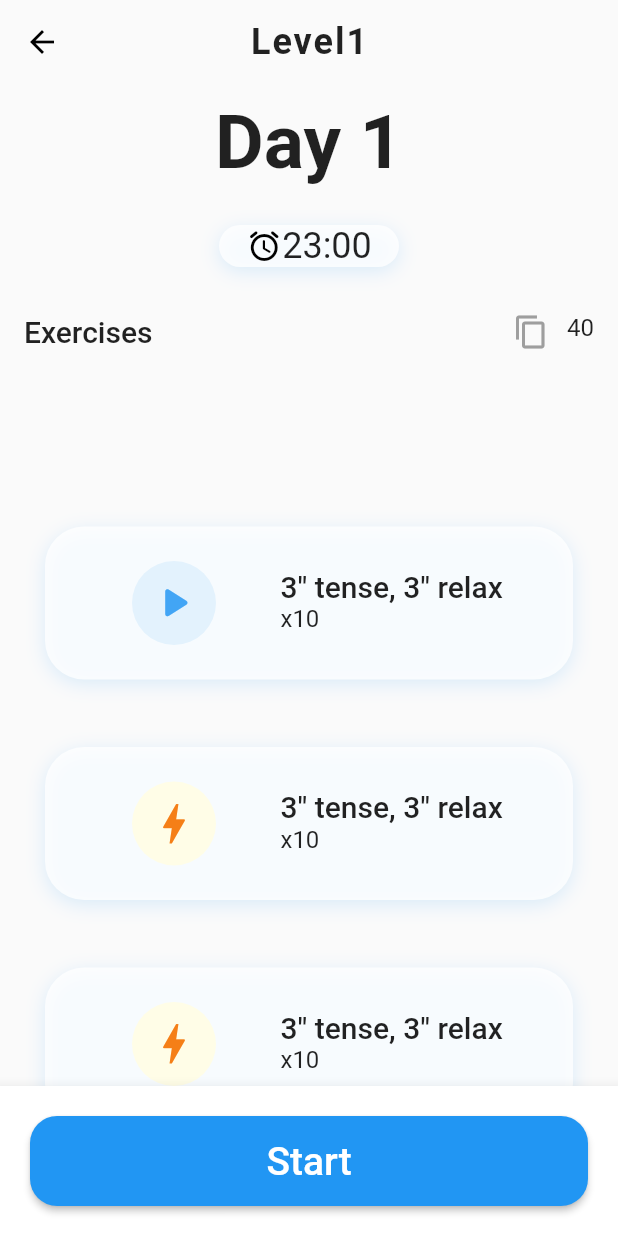
After one commit to bobga/kegel_flutter_app, a Flutter app: the screen it shows after launch, item 4 of the bottom bar chosen, after a tap on the "attribution" icon, on a phone screen of 412 x 824 dp. The commit adds this screen. Run offline on Flutter 3.47's test engine with Material 2 defaults, Android fonts, the phone set to English and light mode, and no system bars; our stand-ins replace mvc_pattern; missing offline and left inert: global_configuration.

Commit message:
create day-exercise main page

```diff
--- /dev/null
+++ b/lib/pages/DayExercise.dart
@@ -0,0 +1,185 @@
+import 'package:flutter/material.dart';
+
+class DayExerciseWidget extends StatefulWidget {
+  final GlobalKey<ScaffoldState> parentScaffoldKey;
+
+  const DayExerciseWidget({Key key, this.parentScaffoldKey}) : super(key: key);
+  @override
+  _DayExerciseWidgetState createState() => _DayExerciseWidgetState();
+}
+
+class _DayExerciseWidgetState extends State<DayExerciseWidget> {
+  final items = List<String>.generate(5, (i) => "Item $i");
+  int selExe = 0;
+  bool _visible = true;
+  @override
+  Widget build(BuildContext context) {
+    return Scaffold(
+      // key: _con.scaffoldKey,
+      appBar: AppBar(
+        backgroundColor: Colors.transparent,
+        iconTheme: IconThemeData(
+          color: Colors.black, //change your color here
+        ),
+        elevation: 0,
+        centerTitle: true,
+        title: Text(
+          'Level1',
+          style: Theme.of(context).textTheme.headline5.merge(
+              TextStyle(letterSpacing: 1.3, fontWeight: FontWeight.bold)),
+        ),
+      ),
+      bottomNavigationBar: BottomAppBar(
+        color: Colors.white,
+        child: Container(
+          margin: EdgeInsets.all(20),
+          height: 60,
+          child: RaisedButton(
+            shape: RoundedRectangleBorder(
+              borderRadius: BorderRadius.circular(18.0),
+              //side: BorderSide(color: Colors.red),
+            ),
+            onPressed: () {},
+            color: Theme.of(context).primaryColor,
+            textColor: Colors.white,
+            child: Text("Start", //.toUpperCase(),
+                style: TextStyle(fontSize: 26)),
+          ),
+        ),
+      ),
+      body: RefreshIndicator(
+        onRefresh: () {},
+        //padding: EdgeInsets.symmetric(horizontal: 15, vertical: 15),
+        child: Stack(
+          alignment: AlignmentDirectional.topCenter,
+          children: [
+            ListView(
+              primary: true,
+              children: <Widget>[
+                ListView.separated(
+                  padding: EdgeInsets.only(top: 280, bottom: 50),
+                  scrollDirection: Axis.vertical,
+                  shrinkWrap: true,
+                  primary: false,
+                  itemCount: items.length,
+                  separatorBuilder: (context, index) {
+                    return SizedBox(height: 15);
+                  },
+                  itemBuilder: (context, index) {
+                    return Container(
+                      margin:
+                          EdgeInsets.symmetric(horizontal: 30, vertical: 15),
+                      padding: const EdgeInsets.all(15.0),
+                      decoration: BoxDecoration(
+                        color: Colors.white.withAlpha(200),
+                        borderRadius: BorderRadius.circular(26),
+                        boxShadow: [
+                          BoxShadow(
+                              color: Theme.of(context)
+                                  .primaryColor
+                                  .withOpacity(0.15),
+                              offset: Offset(0, 3),
+                              blurRadius: 10)
+                        ],
+                      ),
+                      child: ListTile(
+                        leading: CircleAvatar(
+                          radius: 55,
+                          backgroundColor: selExe == index
+                              ? Colors.blue[50]
+                              : Colors.yellow[50],
+                          child: Icon(
+                            selExe == index
+                                ? Icons.play_arrow_rounded
+                                : Icons.bolt,
+                            size: 35,
+                            color: selExe == index
+                                ? Colors.blue[400]
+                                : Colors.yellow[900],
+                          ),
+                        ),
+                        title: Text(
+                          '3" tense, 3" relax',
+                          style: Theme.of(context).textTheme.headline6,
+                        ),
+                        subtitle: Text(
+                          'x10',
+                          style: Theme.of(context).textTheme.subtitle1,
+                        ),
+                      ),
+                    );
+                  },
+                ),
+              ],
+            ),
+            Container(
+              color: Colors.grey[50],
+              height: 250,
+              child: Column(
+                children: [
+                  Container(
+                      margin:
+                          EdgeInsets.symmetric(horizontal: 10, vertical: 10),
+                      child: Text(
+                        'Day 1',
+                        style: TextStyle(
+                            fontSize: 50, fontWeight: FontWeight.bold),
+                      )),
+                  Container(
+                    margin: EdgeInsets.symmetric(horizontal: 10, vertical: 15),
+                    width: 120,
+                    decoration: BoxDecoration(
+                      color: Colors.white.withAlpha(200),
+                      borderRadius: BorderRadius.circular(26),
+                      boxShadow: [
+                        BoxShadow(
+                            color: Theme.of(context)
+                                .primaryColor
+                                .withOpacity(0.15),
+                            offset: Offset(0, 3),
+                            blurRadius: 10)
+                      ],
+                    ),
+                    child: Row(
+                      mainAxisAlignment: MainAxisAlignment.center,
+                      children: [
+                        Icon(
+                          Icons.access_alarm_rounded,
+                          color: Colors.black,
+                        ),
+                        Text(
+                          '23:00',
+                          style: Theme.of(context).textTheme.headline5,
+                        ),
+                      ],
+                    ),
+                  ),
+                  ListTile(
+                    title: Text(
+                      //S.of(context).profile_settings,
+                      'Exercises',
+                      style: Theme.of(context).textTheme.headline6,
+                    ),
+                    trailing: Wrap(
+                      spacing: 12, // space between two icons
+                      children: <Widget>[
+                        Icon(
+                          Icons.content_copy,
+                          color: Colors.grey,
+                        ), // icon-1
+                        Text(
+                          '40',
+                          style: Theme.of(context).textTheme.subtitle1,
+                        ),
+                      ],
+                    ),
+                  ),
+                ],
+              ),
+            ),
+          ],
+        ),
+      ),
+    );
+  }
+}
--- a/lib/pages/SettingWidget.dart
+++ b/lib/pages/SettingWidget.dart
@@ -21,7 +21,7 @@ class _SettingWidgetState extends State<SettingWidget> {
     return Scaffold(
       // key: _con.scaffoldKey,
       appBar: AppBar(
-        backgroundColor: Colors.white.withAlpha(200),
+        backgroundColor: Colors.transparent,
         elevation: 0,
         title: Text(
           S.of(context).settings,
@@ -29,6 +29,24 @@ class _SettingWidgetState extends State<SettingWidget> {
           style: Theme.of(context).textTheme.headline4.merge(
               TextStyle(letterSpacing: 1.3, fontWeight: FontWeight.bold)),
         ),
+        actions: <Widget>[
+          FlatButton(
+            onPressed: () {
+              Navigator.of(context).pushNamed('/DayExercise');
+            },
+            child: Stack(
+              alignment: AlignmentDirectional.bottomEnd,
+              children: <Widget>[
+                Icon(
+                  Icons.attribution_rounded,
+                  color: Colors.grey,
+                  size: 28,
+                ),
+              ],
+            ),
+            color: Colors.transparent,
+          )
+        ],
       ),
       body: SingleChildScrollView(
         padding: EdgeInsets.symmetric(horizontal: 15, vertical: 15),
--- a/lib/route_generator.dart
+++ b/lib/route_generator.dart
@@ -1,6 +1,7 @@
 import 'package:flutter/material.dart';
 import 'pages/pages.dart';
 import 'pages/splash_screen.dart';
+import 'pages/DayExercise.dart';
 
 class RouteGenerator {
   static Route<dynamic> generateRoute(RouteSettings settings) {
@@ -9,6 +10,8 @@ class RouteGenerator {
     switch (settings.name) {
       case '/Splash':
         return MaterialPageRoute(builder: (_) => SplashScreen());
+      case '/DayExercise':
+        return MaterialPageRoute(builder: (_) => DayExerciseWidget());
       case '/Pages':
         return MaterialPageRoute(builder: (_) => PagesWidget(currentTab: args));
       default:
```
